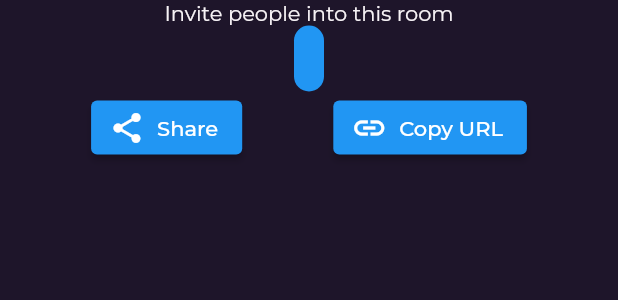
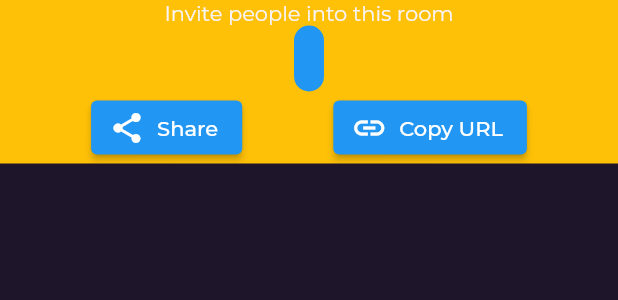
Before and after one commit to mrdemiurgic/blitz_chat, a Flutter app: the InviteSheet widget shown alone on an empty page, opened directly, on a phone screen of 412 x 824 dp. Shown: the top 300 px of the screen. Run offline on Flutter 3.47's test engine with Material 2 defaults, Android fonts, the phone set to English and light mode, and no system bars; our stand-ins replace bloc, flutter_bloc, freezed_annotation, google_fonts, rxdart, share_plus and 2 more; missing offline and left inert: flutter_webrtc; network calls fail.

Commit message:
iOS universal link support

```diff
--- a/lib/widgets/invite_sheet.dart
+++ b/lib/widgets/invite_sheet.dart
@@ -10,9 +10,10 @@ class InviteSheet extends StatelessWidget {
   @override
   Widget build(BuildContext context) {
     final roomName = BlocProvider.of<RoomNameCubit>(context).state;
-    final url = 'https://blitz.chat/#/$roomName';
+    final url = 'https://blitz.chat/$roomName';
 
     return Container(
+        color: Colors.amber,
         child: Column(
           mainAxisSize: MainAxisSize.min,
           children: [
@@ -23,8 +24,8 @@ class InviteSheet extends StatelessWidget {
                   color: Colors.blue,
                   borderRadius: BorderRadius.circular(50),
                 ),
-            child:
-                Text(roomName, style: Theme.of(context).textTheme.headline6)),
+                child: Text(roomName,
+                    style: Theme.of(context).textTheme.headline6)),
             Row(mainAxisAlignment: MainAxisAlignment.spaceEvenly, children: [
               ElevatedButton.icon(
                   style: ButtonStyle(),
```
Also changed, not shown: 4 other files. Lines whose indentation alone changed are shown as unchanged.
